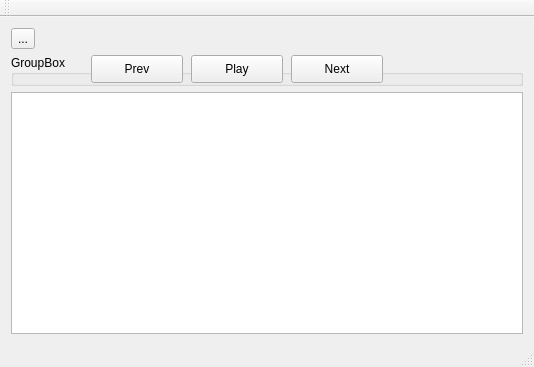
Old version of the form mainwindow.ui in the repository VictoriaOtm/Accord.
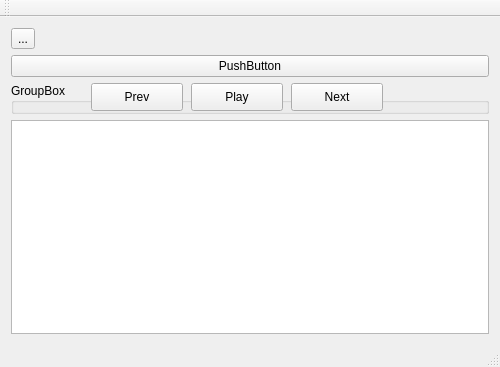
New version of the form.

Commit message: set connection between buttons and player

Diff of the .ui file:
```diff
--- a/mainwindow.ui
+++ b/mainwindow.ui
@@ -6,10 +6,16 @@
    <rect>
     <x>0</x>
     <y>0</y>
-    <width>534</width>
+    <width>500</width>
     <height>367</height>
    </rect>
   </property>
+  <property name="maximumSize">
+   <size>
+    <width>800</width>
+    <height>800</height>
+   </size>
+  </property>
   <property name="windowTitle">
    <string>MainWindow</string>
   </property>
@@ -22,6 +28,16 @@
       </property>
      </widget>
     </item>
+    <item>
+     <widget class="QPushButton" name="pushButton">
+      <property name="focusPolicy">
+       <enum>Qt::NoFocus</enum>
+      </property>
+      <property name="text">
+       <string>PushButton</string>
+      </property>
+     </widget>
+    </item>
     <item>
      <widget class="QGroupBox" name="play_buttons">
       <property name="title">
```
Left out of the diff: 29 changed lines with no effect on the pictures. The commit also changes 15 other files.
